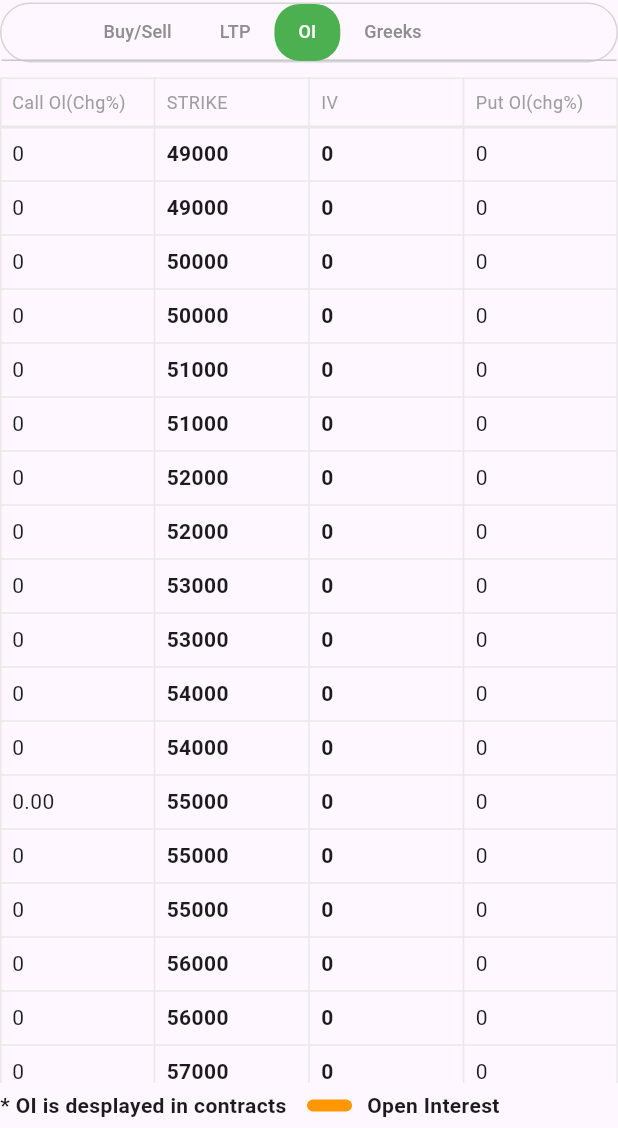
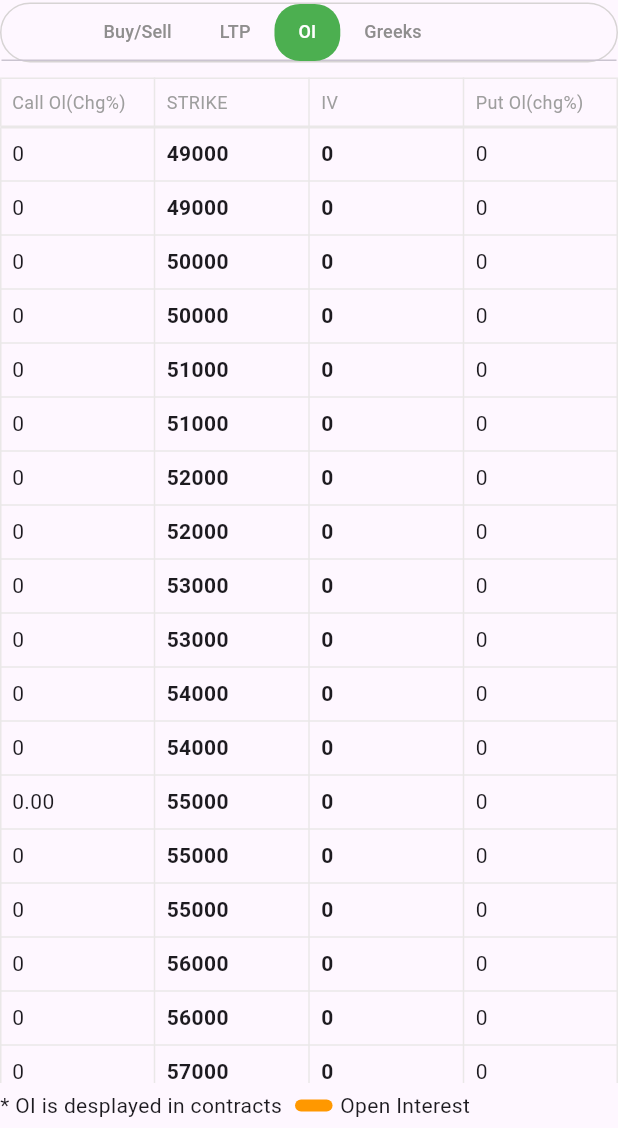
Before and after one commit to Smohana-Priya/nscript_flutter_task, a Flutter app: the FAndO screen opened directly, tab 3 chosen, on a phone screen of 412 x 824 dp, the part 108-1236 px from its top. Run offline on Flutter 3.47's test engine with Material 3 defaults, Android fonts, the phone set to English and light mode, and no system bars; Roboto replaces fonts that are missing (Inter).

```diff
--- a/lib/widgets/o_and_l.dart
+++ b/lib/widgets/o_and_l.dart
@@ -73,25 +73,23 @@ class OAndL extends StatelessWidget {
             children: [
               const Text(
                 '* OI is desplayed in contracts ',
-                style: TextStyle(fontWeight: FontWeight.bold),
               ),
               const SizedBox(
-                width: 10,
+                width: 5,
               ),
               Container(
                 height: 8,
-                width: 30,
+                width: 25,
                 decoration: BoxDecoration(
                   borderRadius: BorderRadius.circular(10),
                   color: Colors.orange,
                 ),
               ),
               const SizedBox(
-                width: 10,
+                width: 5,
               ),
               const Text(
                 'Open Interest',
-                style: TextStyle(fontWeight: FontWeight.bold),
               ),
             ],
           ),
```
